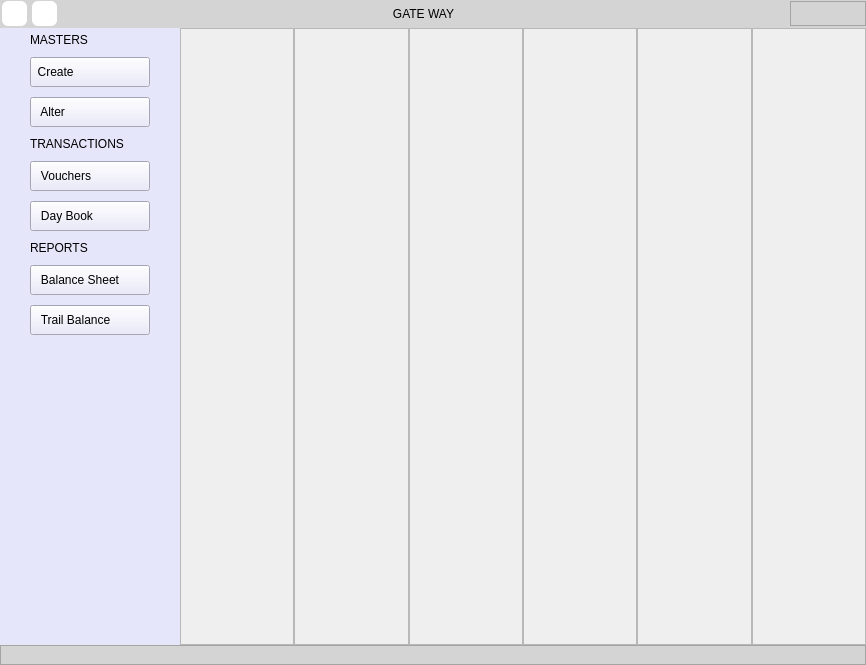
The window that Resources/Ui/Gateways.ui (Darshitjivani/MBAS) describes before a commit, drawn with Qt 5.
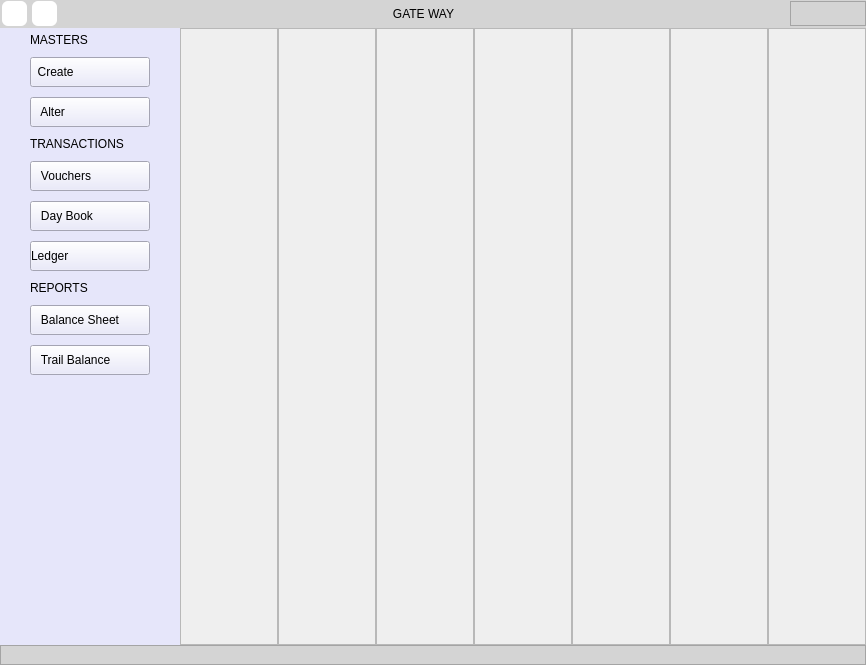
The same window after the commit. Icons and pictures are not drawn.

Commit message: 30-9 Voucher Update and Ledger Balance

What changed in the file:
```diff
--- a/Resources/Ui/Gateways.ui
+++ b/Resources/Ui/Gateways.ui
@@ -81,7 +81,23 @@
          <property name="frameShadow">
           <enum>QFrame::Raised</enum>
          </property>
-         <layout class="QGridLayout" name="gridLayout_4"/>
+         <layout class="QGridLayout" name="gridLayout_4">
+          <property name="leftMargin">
+           <number>0</number>
+          </property>
+          <property name="topMargin">
+           <number>0</number>
+          </property>
+          <property name="rightMargin">
+           <number>0</number>
+          </property>
+          <property name="bottomMargin">
+           <number>0</number>
+          </property>
+          <property name="spacing">
+           <number>0</number>
+          </property>
+         </layout>
         </widget>
        </item>
        <item row="0" column="1">
@@ -92,7 +108,23 @@
          <property name="frameShadow">
           <enum>QFrame::Raised</enum>
          </property>
-         <layout class="QGridLayout" name="gridLayout_6"/>
+         <layout class="QGridLayout" name="gridLayout_6">
+          <property name="leftMargin">
+           <number>0</number>
+          </property>
+          <property name="topMargin">
+           <number>0</number>
+          </property>
+          <property name="rightMargin">
+           <number>0</number>
+          </property>
+          <property name="bottomMargin">
+           <number>0</number>
+          </property>
+          <property name="spacing">
+           <number>0</number>
+          </property>
+         </layout>
         </widget>
        </item>
        <item row="0" column="2">
@@ -103,7 +135,23 @@
          <property name="frameShadow">
           <enum>QFrame::Raised</enum>
          </property>
-         <layout class="QGridLayout" name="gridLayout_7"/>
+         <layout class="QGridLayout" name="gridLayout_7">
+          <property name="leftMargin">
+           <number>0</number>
+          </property>
+          <property name="topMargin">
+           <number>0</number>
+          </property>
+          <property name="rightMargin">
+           <number>0</number>
+          </property>
+          <property name="bottomMargin">
+           <number>0</number>
+          </property>
+          <property name="spacing">
+           <number>0</number>
+          </property>
+         </layout>
         </widget>
        </item>
        <item row="0" column="3">
@@ -114,7 +162,23 @@
          <property name="frameShadow">
           <enum>QFrame::Raised</enum>
          </property>
-         <layout class="QGridLayout" name="gridLayout_8"/>
+         <layout class="QGridLayout" name="gridLayout_8">
+          <property name="leftMargin">
+           <number>0</number>
+          </property>
+          <property name="topMargin">
+           <number>0</number>
+          </property>
+          <property name="rightMargin">
+           <number>0</number>
+          </property>
+          <property name="bottomMargin">
+           <number>0</number>
+          </property>
+          <property name="spacing">
+           <number>0</number>
+          </property>
+         </layout>
         </widget>
        </item>
        <item row="0" column="4">
@@ -125,7 +189,23 @@
          <property name="frameShadow">
           <enum>QFrame::Raised</enum>
          </property>
-         <layout class="QGridLayout" name="gridLayout_9"/>
+         <layout class="QGridLayout" name="gridLayout_9">
+          <property name="leftMargin">
+           <number>0</number>
+          </property>
+          <property name="topMargin">
+           <number>0</number>
+          </property>
+          <property name="rightMargin">
+           <number>0</number>
+          </property>
+          <property name="bottomMargin">
+           <number>0</number>
+          </property>
+          <property name="spacing">
+           <number>0</number>
+          </property>
+         </layout>
         </widget>
        </item>
        <item row="0" column="5">
@@ -136,7 +216,50 @@
          <property name="frameShadow">
           <enum>QFrame::Raised</enum>
          </property>
-         <layout class="QGridLayout" name="gridLayout_10"/>
+         <layout class="QGridLayout" name="gridLayout_10">
+          <property name="leftMargin">
+           <number>0</number>
+          </property>
+          <property name="topMargin">
+           <number>0</number>
+          </property>
+          <property name="rightMargin">
+           <number>0</number>
+          </property>
+          <property name="bottomMargin">
+           <number>0</number>
+          </property>
+          <property name="spacing">
+           <number>0</number>
+          </property>
+         </layout>
+        </widget>
+       </item>
+       <item row="0" column="6">
+        <widget class="QFrame" name="fLedgerBalance">
+         <property name="frameShape">
+          <enum>QFrame::StyledPanel</enum>
+         </property>
+         <property name="frameShadow">
+          <enum>QFrame::Raised</enum>
+         </property>
+         <layout class="QGridLayout" name="gridLayout_12">
+          <property name="leftMargin">
+           <number>0</number>
+          </property>
+          <property name="topMargin">
+           <number>0</number>
+          </property>
+          <property name="rightMargin">
+           <number>0</number>
+          </property>
+          <property name="bottomMargin">
+           <number>0</number>
+          </property>
+          <property name="spacing">
+           <number>0</number>
+          </property>
+         </layout>
         </widget>
        </item>
       </layout>
@@ -567,32 +690,6 @@
        <property name="verticalSpacing">
         <number>10</number>
        </property>
-       <item row="9" column="0">
-        <widget class="QPushButton" name="pbTrailBalance">
-         <property name="minimumSize">
-          <size>
-           <width>0</width>
-           <height>30</height>
-          </size>
-         </property>
-         <property name="styleSheet">
-          <string notr="true"/>
-         </property>
-         <property name="text">
-          <string>   Trail Balance</string>
-         </property>
-         <property name="icon">
-          <iconset>
-           <normaloff>../icons/trailBal.svg</normaloff>../icons/trailBal.svg</iconset>
-         </property>
-         <property name="iconSize">
-          <size>
-           <width>20</width>
-           <height>20</height>
-          </size>
-         </property>
-        </widget>
-       </item>
        <item row="4" column="0">
         <widget class="QLabel" name="label_10">
          <property name="styleSheet">
@@ -604,24 +701,28 @@
         </widget>
        </item>
        <item row="10" column="0">
-        <widget class="Line" name="line_3">
-         <property name="sizePolicy">
-          <sizepolicy hsizetype="Fixed" vsizetype="Expanding">
-           <horstretch>0</horstretch>
-           <verstretch>0</verstretch>
-          </sizepolicy>
-         </property>
+        <widget class="QPushButton" name="pbTrailBalance">
          <property name="minimumSize">
           <size>
            <width>0</width>
-           <height>260</height>
+           <height>30</height>
           </size>
          </property>
          <property name="styleSheet">
-          <string notr="true">background-color:transparent;</string>
+          <string notr="true"/>
          </property>
-         <property name="orientation">
-          <enum>Qt::Vertical</enum>
+         <property name="text">
+          <string>   Trail Balance</string>
+         </property>
+         <property name="icon">
+          <iconset>
+           <normaloff>../icons/trailBal.svg</normaloff>../icons/trailBal.svg</iconset>
+         </property>
+         <property name="iconSize">
+          <size>
+           <width>20</width>
+           <height>20</height>
+          </size>
          </property>
         </widget>
        </item>
@@ -651,7 +752,29 @@
          </property>
         </widget>
        </item>
-       <item row="8" column="0">
+       <item row="11" column="0">
+        <widget class="Line" name="line_3">
+         <property name="sizePolicy">
+          <sizepolicy hsizetype="Fixed" vsizetype="Expanding">
+           <horstretch>0</horstretch>
+           <verstretch>0</verstretch>
+          </sizepolicy>
+         </property>
+         <property name="minimumSize">
+          <size>
+           <width>0</width>
+           <height>260</height>
+          </size>
+         </property>
+         <property name="styleSheet">
+          <string notr="true">background-color:transparent;</string>
+         </property>
+         <property name="orientation">
+          <enum>Qt::Vertical</enum>
+         </property>
+        </widget>
+       </item>
+       <item row="9" column="0">
         <widget class="QPushButton" name="pbBalanceSheet">
          <property name="minimumSize">
           <size>
@@ -713,6 +836,26 @@
          </property>
         </widget>
        </item>
+       <item row="0" column="0">
+        <widget class="QLabel" name="label_11">
+         <property name="styleSheet">
+          <string notr="true"/>
+         </property>
+         <property name="text">
+          <string>MASTERS</string>
+         </property>
+        </widget>
+       </item>
+       <item row="8" column="0">
+        <widget class="QLabel" name="label_9">
+         <property name="styleSheet">
+          <string notr="true"/>
+         </property>
+         <property name="text">
+          <string>REPORTS</string>
+         </property>
+        </widget>
+       </item>
        <item row="6" column="0">
         <widget class="QPushButton" name="pbDayBook">
          <property name="minimumSize">
@@ -778,12 +921,15 @@
         </widget>
        </item>
        <item row="7" column="0">
-        <widget class="QLabel" name="label_9">
-         <property name="styleSheet">
-          <string notr="true"/>
+        <widget class="QPushButton" name="pbLedgerBalance">
+         <property name="minimumSize">
+          <size>
+           <width>0</width>
+           <height>30</height>
+          </size>
          </property>
          <property name="text">
-          <string>REPORTS</string>
+          <string>Ledger</string>
          </property>
         </widget>
        </item>
```
Left out of the diff: 20 changed lines with no effect on the pictures. The commit also changes 14 other files.
